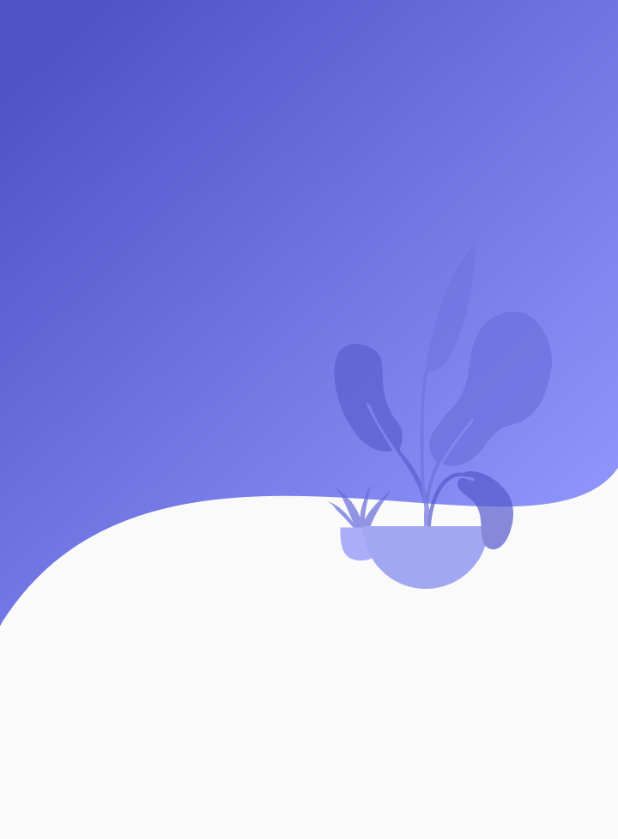
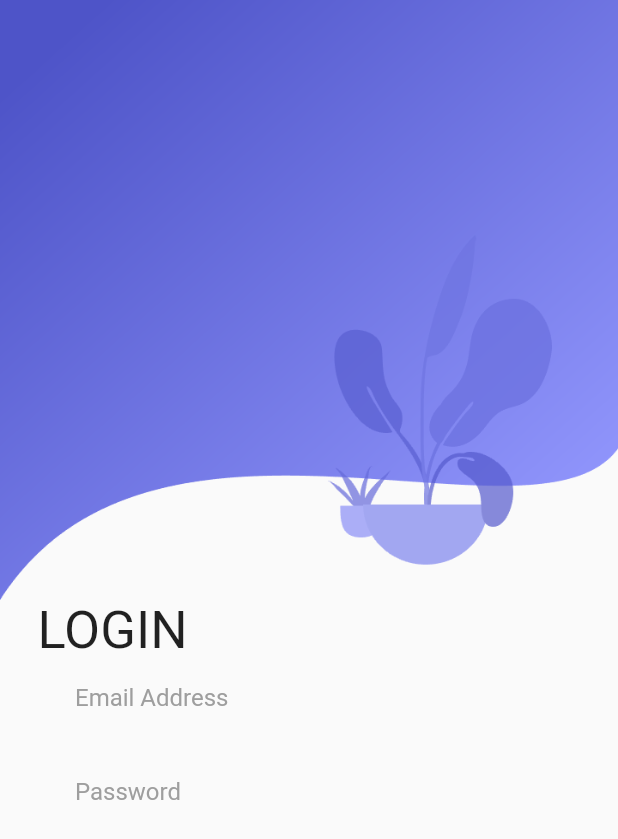
Before and after one commit to harsh-2024/login_page_flutter, a Flutter app: the screen it shows after launch, on a phone screen of 412 x 824 dp. Shown: the top 839 px of the screen. Run offline on Flutter 3.47's test engine with Material 2 defaults, Android fonts, the phone set to English and light mode, and no system bars.

Commit message:
text fields added

```diff
--- /dev/null
+++ b/lib/landing_page.dart
@@ -0,0 +1,61 @@
+import 'dart:ui';
+
+import 'package:flutter/material.dart';
+
+class HomePage extends StatefulWidget {
+  const HomePage({Key? key}) : super(key: key);
+
+  @override
+  _HomePageState createState() => _HomePageState();
+}
+
+class _HomePageState extends State<HomePage> {
+  @override
+  Widget build(BuildContext context) {
+    return Scaffold(
+        body: ListView(
+      children: <Widget>[
+        Container(
+            child: Column(
+          crossAxisAlignment: CrossAxisAlignment.start,
+          children: <Widget>[
+            Container(
+              height: 400,
+              decoration: BoxDecoration(
+                  image: DecorationImage(
+                      image: AssetImage('images/background.png'),
+                      fit: BoxFit.fill)),
+            ),
+            Container(
+              margin: EdgeInsets.only(left: 25),
+              child: Text(
+                'LOGIN',
+                style: TextStyle(fontSize: 35),
+              ),
+            ),
+            Container(
+              margin: EdgeInsets.only(left: 50, right: 30),
+              child: TextField(
+                obscureText: true,
+                decoration: InputDecoration(
+                    border: InputBorder.none,
+                    hintText: 'Email Address',
+                    hintStyle: TextStyle(color: Colors.grey)),
+              ),
+            ),
+            Container(
+              margin: EdgeInsets.only(left: 50, right: 30, top: 15),
+              child: TextField(
+                obscureText: true,
+                decoration: InputDecoration(
+                    border: InputBorder.none,
+                    hintText: 'Password',
+                    hintStyle: TextStyle(color: Colors.grey)),
+              ),
+            )
+          ],
+        )),
+      ],
+    ));
+  }
+}
--- a/lib/main.dart
+++ b/lib/main.dart
@@ -1,4 +1,5 @@
 import 'package:flutter/material.dart';
+import 'landing_page.dart';
 
 void main() => runApp(MyApp());
 
@@ -14,23 +15,3 @@ class MyApp extends StatelessWidget {
     );
   }
 }
-
-class HomePage extends StatefulWidget {
-  const HomePage({Key? key}) : super(key: key);
-
-  @override
-  _HomePageState createState() => _HomePageState();
-}
-
-class _HomePageState extends State<HomePage> {
-  @override
-  Widget build(BuildContext context) {
-    return Scaffold(
-      body: Container(
-        child: Image(
-          image: AssetImage('images/background.png'),
-        ),
-      ),
-    );
-  }
-}
```
